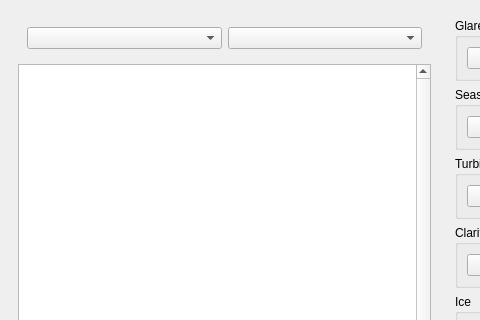
Old version of the form image-property-gui/ui/main_window.ui in the repository ifaoe/daisi-gui; both pictures show x 0 to 480 and y 0 to 320 of the 886 by 745 pixel window.
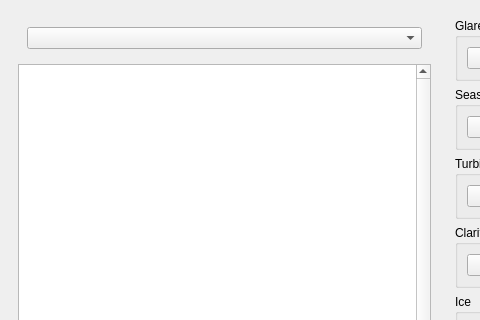
New version of the form. Icons and pictures are not drawn.

```diff
--- a/image-property-gui/ui/main_window.ui
+++ b/image-property-gui/ui/main_window.ui
@@ -283,9 +283,6 @@
        <item>
         <widget class="QWidget" name="session_widget" native="true">
          <layout class="QHBoxLayout" name="horizontalLayout_7">
-          <item>
-           <widget class="QComboBox" name="combo_server"/>
-          </item>
           <item>
            <widget class="QComboBox" name="combo_session"/>
           </item>
```
Left out of the diff: 18 changed lines with no effect on the pictures.
